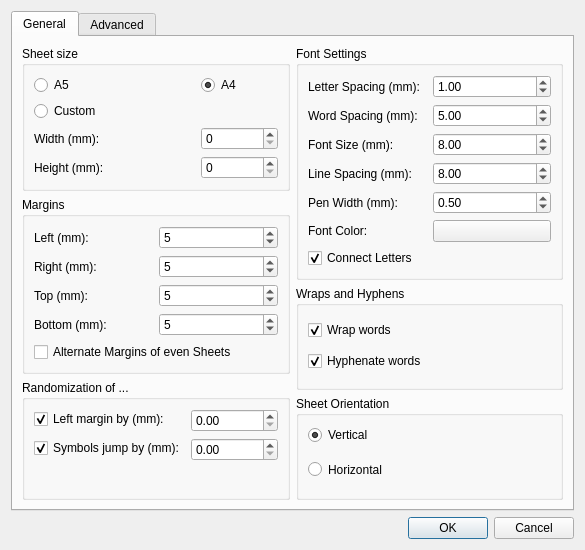
Before: the Qt Designer form preferencesdialog.ui in aizenbit/Scribbler, drawn with Qt 5.
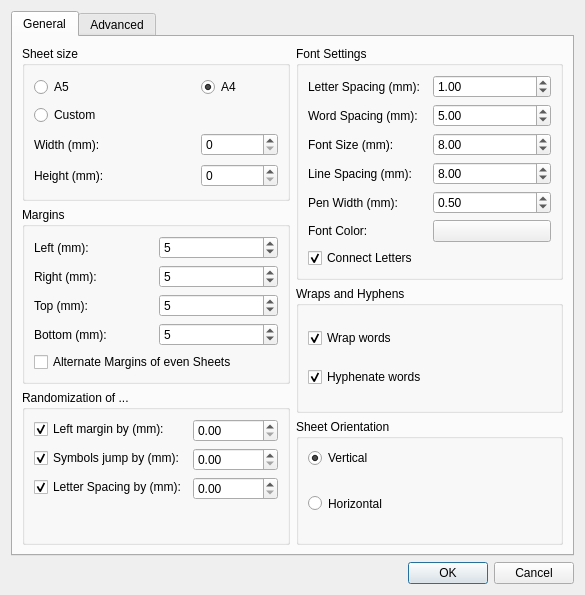
After: the same form once the commit is applied.

Commit message: Added randomization of letter spacing

The edit to the form file:
```diff
--- a/preferencesdialog.ui
+++ b/preferencesdialog.ui
@@ -7,7 +7,7 @@
     <x>0</x>
     <y>0</y>
     <width>585</width>
-    <height>550</height>
+    <height>595</height>
    </rect>
   </property>
   <property name="windowTitle">
@@ -226,6 +226,23 @@
               </property>
              </widget>
             </item>
+            <item row="2" column="0">
+             <widget class="QCheckBox" name="letterSpacingRandomCheckBox">
+              <property name="text">
+               <string>Letter Spacing by (mm):</string>
+              </property>
+              <property name="checked">
+               <bool>true</bool>
+              </property>
+             </widget>
+            </item>
+            <item row="2" column="1">
+             <widget class="QDoubleSpinBox" name="letterSpacingRandomSpinBox">
+              <property name="maximum">
+               <double>999.990000000000009</double>
+              </property>
+             </widget>
+            </item>
            </layout>
           </widget>
          </item>
```
The commit also changes 3 other files.
